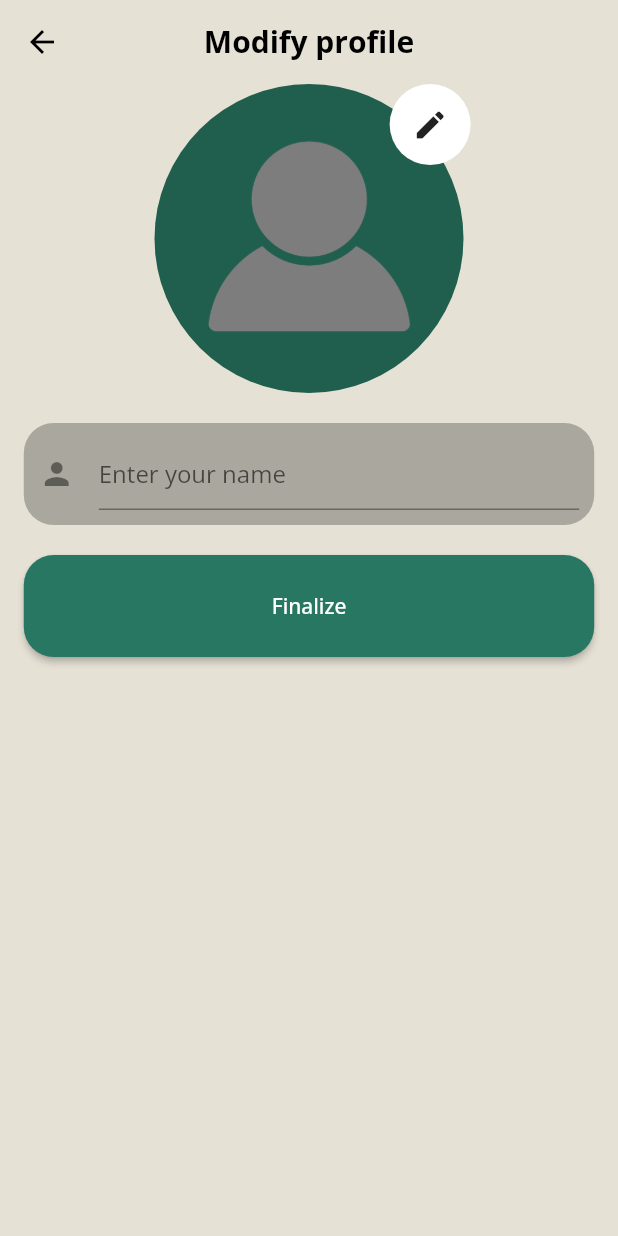
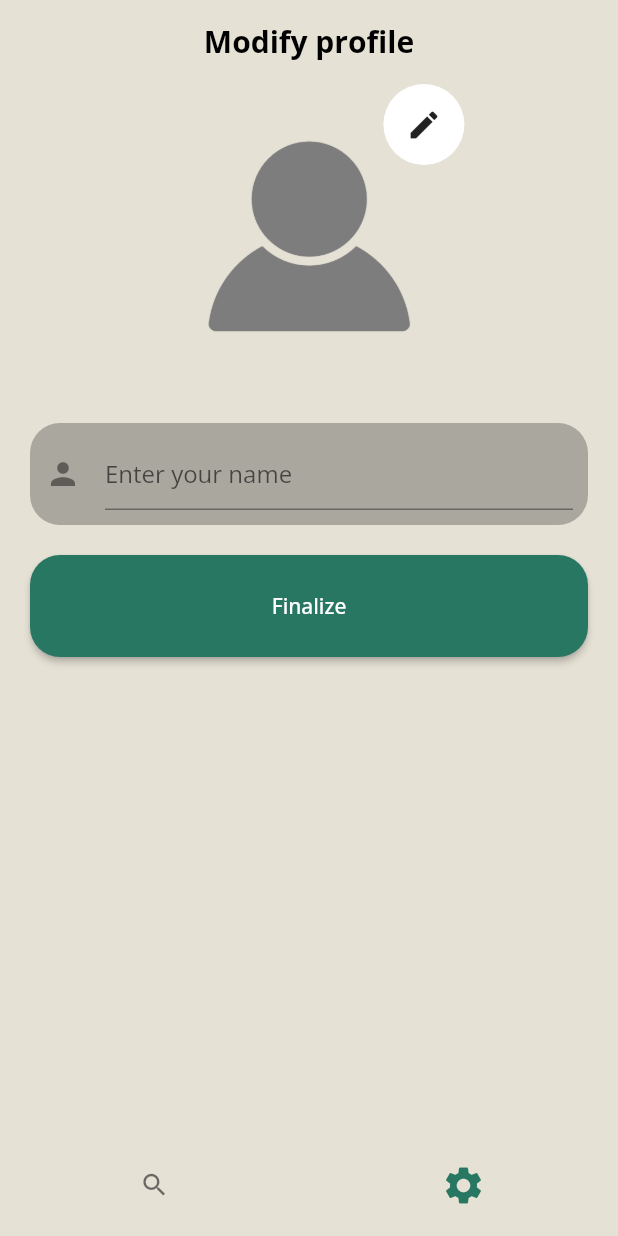
Before and after one commit to Buba98/dima_project, a Flutter app: the screen it shows once a user with an empty profile is signed in, item 2 of the bottom bar chosen, after a tap on "Modify", on a phone screen of 412 x 824 dp. Run offline on Flutter 3.47's test engine with Material 2 defaults, Android fonts, the phone set to English and light mode, and no system bars; our stand-ins replace cloud_firestore, firebase_auth, firebase_core, firebase_storage, flutter_bloc, image_picker; accounts and stored records are empty.

Commit message:
Adaptive ui

```diff
--- a/lib/home/home_screen.dart
+++ b/lib/home/home_screen.dart
@@ -1,6 +1,6 @@
 import 'package:dima_project/home/search/search_screen.dart';
 import 'package:dima_project/home/settings/modify_profile_screen.dart';
-import 'package:dima_project/home/settings/setting_screen.dart';
+import 'package:dima_project/home/settings/setting_page.dart';
 import 'package:dima_project/loading/loading_screen.dart';
 import 'package:flutter/material.dart';
 import 'package:flutter_bloc/flutter_bloc.dart';
@@ -29,6 +29,7 @@ class _HomeScreenState extends State<HomeScreen> {
         if (state is NotInitializedState) {
           home = ModifyProfileScreen(
             internalUser: state.internalUser,
+            goBack: () {},
           );
         } else if (state is CompleteState) {
           home = _Home();
@@ -51,7 +52,7 @@ class _Home extends StatefulWidget {
 class _HomeState extends State<_Home> {
   List<Widget> bodyList = [
     const SearchScreen(),
-    const SettingScreen(),
+    const SettingPage(),
   ];
   int currentIndex = 0;
 
--- a/lib/home/search/search_screen.dart
+++ b/lib/home/search/search_screen.dart
@@ -1,3 +1,4 @@
+import 'package:dima_project/custom_widgets/app_bar.dart';
 import 'package:flutter/material.dart';
 
 class SearchScreen extends StatelessWidget {
@@ -5,7 +6,14 @@ class SearchScreen extends StatelessWidget {
 
   @override
   Widget build(BuildContext context) {
-    return Column();
+    return Scaffold(
+      appBar: const KAppBar(
+        text: 'Search',
+      ),
+      body: ListView(
+        shrinkWrap: true,
+        children: [],
+      ),
+    );
   }
-
 }
--- a/lib/home/settings/modify_dog_screen.dart
+++ b/lib/home/settings/modify_dog_screen.dart
@@ -1,4 +1,3 @@
-import 'package:dima_project/custom_widgets/app_bar.dart';
 import 'package:dima_project/input/button.dart';
 import 'package:dima_project/input/inline_selection.dart';
 import 'package:dima_project/input/text_input.dart';
@@ -12,9 +11,11 @@ class ModifyDogScreen extends StatefulWidget {
   const ModifyDogScreen({
     super.key,
     this.dog,
+    required this.goBack,
   });
 
   final Dog? dog;
+  final Function() goBack;
 
   @override
   State<StatefulWidget> createState() => _ModifyDogScreenState();
@@ -23,6 +24,7 @@ class ModifyDogScreen extends StatefulWidget {
 class _ModifyDogScreenState extends State<ModifyDogScreen> {
   final TextEditingController name = TextEditingController();
   bool sex = true;
+  bool emptyName = false;
 
   @override
   void initState() {
@@ -35,25 +37,20 @@ class _ModifyDogScreenState extends State<ModifyDogScreen> {
 
   @override
   Widget build(BuildContext context) {
-    return Scaffold(
-      appBar: KAppBar(
-        text: widget.dog != null ? 'Create dog' : 'Modify dog',
-      ),
-      body: Center(
-        child: SizedBox(
-          width: MediaQuery.of(context).size.width * 12 / 13,
+    return Center(
+      child: Padding(
+        padding: const EdgeInsets.symmetric(horizontal: 20),
         child: ListView(
           children: [
-              const SizedBox(
-                height: 20,
-              ),
             Image.asset(
               'assets/images/playing_dog.png',
+              height: 300,
             ),
             const SizedBox(
               height: 20,
             ),
             TextInput(
+              errorText: emptyName ? 'Name cannot be empty' : null,
               textEditingController: name,
               hintText: 'Name',
               icon: Icons.pets,
@@ -76,17 +73,24 @@ class _ModifyDogScreenState extends State<ModifyDogScreen> {
               Padding(
                 padding: const EdgeInsets.only(bottom: 20),
                 child: Button(
-                    onPressed: () => context.read<UserBloc>().add(
+                  onPressed: () {
+                    context.read<UserBloc>().add(
                           DeleteDogEvent(
                             uid: widget.dog!.uid,
                           ),
-                        ),
+                        );
+                    widget.goBack();
+                  },
                   text: 'Delete dog',
                   primary: false,
                 ),
               ),
             Button(
               onPressed: () {
+                if (name.text.isEmpty) {
+                  setState(() =>emptyName = true);
+                  return;
+                }
                 context.read<UserBloc>().add(
                       ModifyDogEvent(
                         uid: widget.dog != null ? widget.dog!.uid : null,
@@ -94,14 +98,13 @@ class _ModifyDogScreenState extends State<ModifyDogScreen> {
                         sex: sex,
                       ),
                     );
-                  Navigator.pop(context);
+                widget.goBack();
               },
               text: 'Finalize',
             ),
           ],
         ),
       ),
-      ),
     );
   }
 }
--- a/lib/home/settings/modify_profile_screen.dart
+++ b/lib/home/settings/modify_profile_screen.dart
@@ -1,6 +1,5 @@
 import 'dart:io';
 
-import 'package:dima_project/custom_widgets/app_bar.dart';
 import 'package:dima_project/home/settings/profile_picture.dart';
 import 'package:dima_project/input/button.dart';
 import 'package:dima_project/input/text_input.dart';
@@ -14,8 +13,10 @@ class ModifyProfileScreen extends StatefulWidget {
   const ModifyProfileScreen({
     super.key,
     required this.internalUser,
+    required this.goBack,
   });
 
+  final Function() goBack;
   final InternalUser internalUser;
 
   @override
@@ -38,13 +39,9 @@ class _ModifyProfileScreenState extends State<ModifyProfileScreen> {
 
   @override
   Widget build(BuildContext context) {
-    return Scaffold(
-      appBar: const KAppBar(
-        text: 'Modify profile',
-      ),
-      body: Center(
-        child: SizedBox(
-          width: MediaQuery.of(context).size.width * 12 / 13,
+    return Center(
+      child: Padding(
+        padding: const EdgeInsets.symmetric(horizontal: 20),
         child: ListView(
           children: [
             Stack(
@@ -66,14 +63,15 @@ class _ModifyProfileScreenState extends State<ModifyProfileScreen> {
                             AsyncSnapshot<String> snapshot) {
                           if (image != null) {
                             return ProfilePicture(
+                              // size: 20,
                               modify: true,
-                                backgroundImage: FileImage(image!),
+                              image: FileImage(image!),
                             );
                           }
 
                           return ProfilePicture(
                             modify: true,
-                              backgroundImage: (snapshot.connectionState ==
+                            image: (snapshot.connectionState ==
                                         ConnectionState.done &&
                                     snapshot.hasData)
                                 ? NetworkImage(snapshot.data!)
@@ -121,13 +119,13 @@ class _ModifyProfileScreenState extends State<ModifyProfileScreen> {
                         image: image,
                       ),
                     );
+                widget.goBack();
               },
               text: 'Finalize',
             ),
           ],
         ),
       ),
-      ),
     );
   }
 }
--- a/lib/home/settings/profile_picture.dart
+++ b/lib/home/settings/profile_picture.dart
@@ -4,19 +4,16 @@ class ProfilePicture extends StatelessWidget {
   const ProfilePicture({
     super.key,
     this.modify = false,
-    ImageProvider? backgroundImage,
-  }) : backgroundImage =
-            backgroundImage ?? const AssetImage('assets/images/profile.png');
+    ImageProvider? image,
+  }) : image = image ?? const AssetImage('assets/images/profile.png');
 
   final bool modify;
-  final ImageProvider backgroundImage;
+  final ImageProvider image;
 
   @override
   Widget build(BuildContext context) {
-    return FittedBox(
-      child: CircleAvatar(
-        backgroundImage: backgroundImage,
-      ),
+    return Image(
+      image: image,
     );
   }
 }
--- /dev/null
+++ b/lib/home/settings/setting_page.dart
@@ -0,0 +1,62 @@
+import 'package:dima_project/home/settings/modify_dog_screen.dart';
+import 'package:dima_project/home/settings/setting_screen.dart';
+import 'package:flutter/material.dart';
+
+import '../../custom_widgets/app_bar.dart';
+
+class SettingPage extends StatefulWidget {
+  const SettingPage({super.key});
+
+  @override
+  State<StatefulWidget> createState() => _SettingPageState();
+}
+
+class _SettingPageState extends State<SettingPage> {
+  Widget? screen;
+
+  @override
+  Widget build(BuildContext context) {
+    return Scaffold(
+      appBar: KAppBar(
+        text: screen == null
+            ? 'Profile'
+            : screen is ModifyDogScreen
+                ? 'Dog profile'
+                : 'Modify profile',
+      ),
+      body: LayoutBuilder(
+        builder: (BuildContext context, BoxConstraints constraints) {
+          if (constraints.maxWidth > 500) {
+            return Row(
+              children: [
+                Flexible(
+                  flex: 2,
+                  child: SettingScreen(
+                    changeScreen: (Widget? screen) {
+                      setState(() {
+                        this.screen = screen;
+                      });
+                    },
+                  ),
+                ),
+                Flexible(
+                  flex: 3,
+                  child: screen ?? Container(),
+                ),
+              ],
+            );
+          } else {
+            return screen ??
+                SettingScreen(
+                  changeScreen: (Widget? screen) {
+                    setState(() {
+                      this.screen = screen;
+                    });
+                  },
+                );
+          }
+        },
+      ),
+    );
+  }
+}
--- a/lib/home/settings/setting_screen.dart
+++ b/lib/home/settings/setting_screen.dart
@@ -1,5 +1,5 @@
-import 'package:dima_project/custom_widgets/app_bar.dart';
-import 'package:dima_project/home/settings/user_card.dart';
+import 'package:dima_project/home/settings/modify_dog_screen.dart';
+import 'package:dima_project/home/settings/profile_picture.dart';
 import 'package:dima_project/input/button.dart';
 import 'package:dima_project/input/show_text.dart';
 import 'package:flutter/material.dart';
@@ -7,27 +7,57 @@ import 'package:flutter_bloc/flutter_bloc.dart';
 
 import '../../model/dog.dart';
 import '../../user/user_bloc.dart';
-import 'modify_dog_screen.dart';
+import 'modify_profile_screen.dart';
 
 class SettingScreen extends StatelessWidget {
-  const SettingScreen({super.key});
+  const SettingScreen({super.key, required this.changeScreen});
+
+  final Function(Widget?) changeScreen;
 
   @override
   Widget build(BuildContext context) {
     return BlocBuilder<UserBloc, UserState>(
-        builder: (BuildContext context, UserState state) {
-      state as CompleteState;
-      return Scaffold(
-        appBar: const KAppBar(
-          text: 'Profile',
-        ),
-        body: Center(
-          child: SizedBox(
-            width: MediaQuery.of(context).size.width * 12 / 13,
+      builder: (BuildContext context, UserState state) {
+        state as CompleteState;
+        return Center(
+          child: Padding(
+            padding: const EdgeInsets.symmetric(horizontal: 20),
             child: ListView(
               children: [
-                UserCard(
-                  internalUser: state.internalUser,
+                LayoutBuilder(
+                  builder: (BuildContext context, BoxConstraints constraints) {
+                    return FutureBuilder<String>(
+                      builder: (BuildContext context,
+                          AsyncSnapshot<String> snapshot) {
+                        return ProfilePicture(
+                          image: snapshot.connectionState ==
+                                      ConnectionState.done &&
+                                  snapshot.hasData
+                              ? NetworkImage(snapshot.data!)
+                              : null,
+                        );
+                      },
+                    );
+                  },
+                ),
+                const SizedBox(
+                  height: 20,
+                ),
+                ShowText(
+                  title: 'Name:',
+                  text: state.internalUser.name!,
+                ),
+                const SizedBox(
+                  height: 20,
+                ),
+                Button(
+                  onPressed: () => changeScreen(
+                    ModifyProfileScreen(
+                      internalUser: state.internalUser,
+                      goBack: () => changeScreen(null),
+                    ),
+                  ),
+                  text: 'Modify',
                 ),
                 const Divider(),
                 for (Dog dog in state.internalUser.dogs!)
@@ -39,32 +69,27 @@ class SettingScreen extends StatelessWidget {
                       text: dog.name!,
                       title: 'Dog',
                       trailerIcon: Icons.arrow_forward_ios,
-                      onPressed: () => Navigator.push(
-                        context,
-                        MaterialPageRoute(
-                          builder: (context) => ModifyDogScreen(
-                            dog: dog,
-                          ),
+                      onPressed: () => changeScreen(
+                        ModifyDogScreen(
+                          dog: dog,
+                          goBack: () => changeScreen(null),
                         ),
                       ),
                     ),
                   ),
                 Button(
-                  onPressed: () => Navigator.push(
-                    context,
-                    MaterialPageRoute(
-                      builder: (context) => const ModifyDogScreen(),
+                  onPressed: () => changeScreen(
+                    ModifyDogScreen(
+                      goBack: () => changeScreen(null),
                     ),
                   ),
                   text: 'Add new dog',
                 ),
-                // ],
-                // ),
               ],
             ),
           ),
-        ),
-      );
-    });
+        );
+      },
+    );
   }
 }
--- a/lib/home/settings/user_card.dart
+++ /dev/null
@@ -1,59 +0,0 @@
-import 'package:dima_project/home/settings/profile_picture.dart';
-import 'package:dima_project/input/show_text.dart';
-import 'package:dima_project/model/internal_user.dart';
-import 'package:flutter/material.dart';
-
-import '../../input/button.dart';
-import 'modify_profile_screen.dart';
-
-class UserCard extends StatelessWidget {
-  final InternalUser internalUser;
-
-  const UserCard({
-    super.key,
-    required this.internalUser,
-  });
-
-  @override
-  Widget build(BuildContext context) {
-    return Column(
-      mainAxisSize: MainAxisSize.min,
-      children: [
-        SizedBox(
-          width: MediaQuery.of(context).size.width / 2,
-          child: FutureBuilder<String>(
-            builder: (BuildContext context, AsyncSnapshot<String> snapshot) {
-              return ProfilePicture(
-                backgroundImage:
-                    snapshot.connectionState == ConnectionState.done &&
-                            snapshot.hasData
-                        ? NetworkImage(snapshot.data!)
-                        : null,
-              );
-            },
-          ),
-        ),
-        const SizedBox(
-          height: 20,
-        ),
-        ShowText(
-          title: 'Name:',
-          text: internalUser.name!,
-        ),
-        const SizedBox(
-          height: 20,
-        ),
-        Button(
-          onPressed: () => Navigator.push(
-            context,
-            MaterialPageRoute(
-              builder: (context) =>
-                  ModifyProfileScreen(internalUser: internalUser),
-            ),
-          ),
-          text: 'Modify',
-        ),
-      ],
-    );
-  }
-}
--- a/lib/input/button.dart
+++ b/lib/input/button.dart
@@ -9,8 +9,7 @@ class Button extends StatelessWidget {
     this.width,
     this.icon,
     this.disabled = false,
-  }) :
-    onPressed = disabled ? null : onPressed;
+  }) : onPressed = disabled ? null : onPressed;
 
   final Function()? onPressed;
   final String text;
```
Lines whose indentation alone changed are shown as unchanged.
